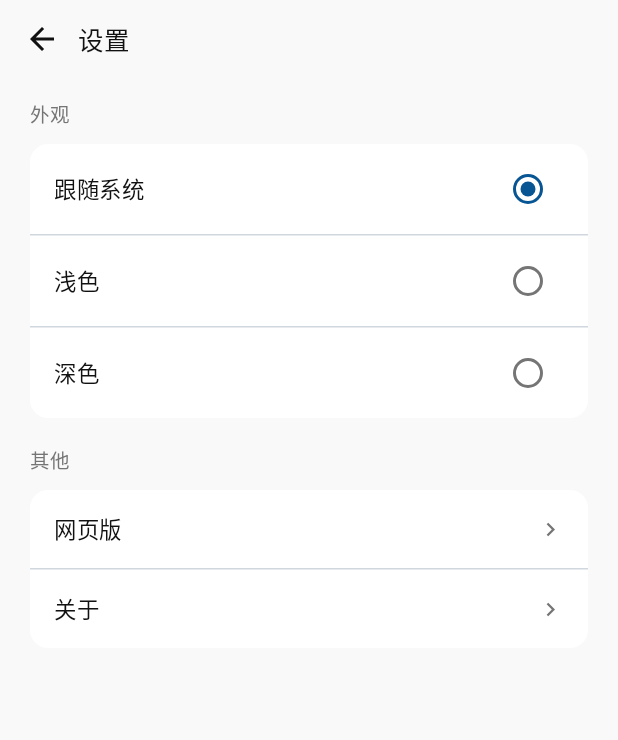
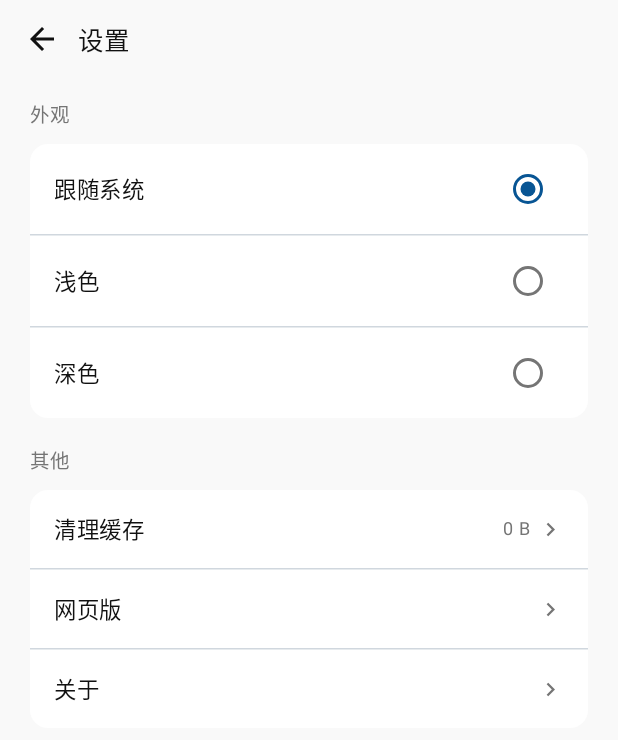
Before and after one commit to larkz-hh/fk_qiandao_app, an Android app built with Jetpack Compose: the composable SettingsScreen shown on its own in the app's theme, on a phone screen of 412 x 824 dp. Shown: the top 740 px of the screen. Run offline under Robolectric (Android 15) with nearby library versions, the phone set to English and light mode, and no system bars; our stand-ins replace Navigation 3.

Commit message:
feat(settings): 新增清理缓存并显示占用

```diff
--- a/app/src/main/java/io/github/yesterdaylz/kxqiandao/data/repository/SignRepository.kt
+++ b/app/src/main/java/io/github/yesterdaylz/kxqiandao/data/repository/SignRepository.kt
@@ -84,6 +84,13 @@ class SignRepository(
     }
 
     // 热力图缓存
+
+    /** 热力图 + 签到记录缓存占的字节数 */
+    suspend fun cacheSizeBytes(): Long {
+        val heatmap = prefs.heatmapCache.first().toByteArray().size
+        val records = prefs.recordsCache.first().toByteArray().size
+        return (heatmap + records).toLong()
+    }
 
     /** 读热力图缓存 */
     suspend fun heatmapCache(): HeatmapCache? {
--- a/app/src/main/java/io/github/yesterdaylz/kxqiandao/ui/screen/MainScreen.kt
+++ b/app/src/main/java/io/github/yesterdaylz/kxqiandao/ui/screen/MainScreen.kt
@@ -210,8 +210,8 @@ fun MainScreen(viewModel: MainViewModel = viewModel()) {
                     entry<AppDestination.Settings> {
                         SettingsScreen(
                             padding = padding,
-                            themeMode = uiState.themeMode,
-                            onThemeModeChange = viewModel::setThemeMode,
+                            uiState = uiState,
+                            viewModel = viewModel,
                             onOpenAbout = { navState.navigator.navigateTo(AppDestination.About) },
                             onBack = { navState.navigator.goBack() }
                         )
--- a/app/src/main/java/io/github/yesterdaylz/kxqiandao/ui/screen/SettingsScreen.kt
+++ b/app/src/main/java/io/github/yesterdaylz/kxqiandao/ui/screen/SettingsScreen.kt
@@ -23,6 +23,7 @@ import androidx.compose.material3.IconButton
 import androidx.compose.material3.RadioButton
 import androidx.compose.material3.Text
 import androidx.compose.runtime.Composable
+import androidx.compose.runtime.LaunchedEffect
 import androidx.compose.ui.Alignment
 import androidx.compose.ui.Modifier
 import androidx.compose.ui.platform.LocalContext
@@ -34,6 +35,9 @@ import io.github.yesterdaylz.kxqiandao.ui.theme.KxTheme
 import io.github.yesterdaylz.kxqiandao.ui.theme.ThemeMode
 import io.github.yesterdaylz.kxqiandao.util.Constants
 import io.github.yesterdaylz.kxqiandao.util.UrlRouter
+import io.github.yesterdaylz.kxqiandao.viewmodel.MainUiState
+import io.github.yesterdaylz.kxqiandao.viewmodel.MainViewModel
+import java.util.Locale
 
 /**
  * 设置页
@@ -41,13 +45,15 @@ import io.github.yesterdaylz.kxqiandao.util.UrlRouter
 @Composable
 fun SettingsScreen(
     padding: PaddingValues,
-    themeMode: ThemeMode,
-    onThemeModeChange: (ThemeMode) -> Unit,
+    uiState: MainUiState,
+    viewModel: MainViewModel,
     onOpenAbout: () -> Unit,
     onBack: () -> Unit
 ) {
     val colors = KxTheme.colors
     val context = LocalContext.current
+
+    LaunchedEffect(Unit) { viewModel.refreshCacheSize() }
 
     Column(
         modifier = Modifier
@@ -82,20 +88,20 @@ fun SettingsScreen(
                 Column {
                     ThemeOption(
                         label = "跟随系统",
-                        selected = themeMode == ThemeMode.System,
-                        onClick = { onThemeModeChange(ThemeMode.System) }
+                        selected = uiState.themeMode == ThemeMode.System,
+                        onClick = { viewModel.setThemeMode(ThemeMode.System) }
                     )
                     HorizontalDivider(color = colors.divider, thickness = 1.dp)
                     ThemeOption(
                         label = "浅色",
-                        selected = themeMode == ThemeMode.Light,
-                        onClick = { onThemeModeChange(ThemeMode.Light) }
+                        selected = uiState.themeMode == ThemeMode.Light,
+                        onClick = { viewModel.setThemeMode(ThemeMode.Light) }
                     )
                     HorizontalDivider(color = colors.divider, thickness = 1.dp)
                     ThemeOption(
                         label = "深色",
-                        selected = themeMode == ThemeMode.Dark,
-                        onClick = { onThemeModeChange(ThemeMode.Dark) }
+                        selected = uiState.themeMode == ThemeMode.Dark,
+                        onClick = { viewModel.setThemeMode(ThemeMode.Dark) }
                     )
                 }
             }
@@ -109,6 +115,12 @@ fun SettingsScreen(
                 shape = RoundedCornerShape(12.dp),
                 colors = CardDefaults.cardColors(containerColor = colors.surface)
             ) {
+                SettingsRow(
+                    label = "清理缓存",
+                    value = formatSize(uiState.cacheSizeBytes),
+                    onClick = viewModel::clearCaches
+                )
+                HorizontalDivider(color = colors.divider, thickness = 1.dp)
                 SettingsRow(
                     label = "网页版",
                     onClick = { UrlRouter.openExternally(context, Constants.BASE_URL.toUri()) }
@@ -168,3 +180,10 @@ private fun ThemeOption(label: String, selected: Boolean, onClick: () -> Unit) {
         RadioButton(selected = selected, onClick = onClick)
     }
 }
+
+private fun formatSize(bytes: Long): String = when {
+    bytes <= 0 -> "0 B"
+    bytes < 1024 -> "$bytes B"
+    bytes < 1024 * 1024 -> String.format(Locale.getDefault(), "%.1f KB", bytes / 1024f)
+    else -> String.format(Locale.getDefault(), "%.1f MB", bytes / (1024f * 1024f))
+}
--- a/app/src/main/java/io/github/yesterdaylz/kxqiandao/viewmodel/MainViewModel.kt
+++ b/app/src/main/java/io/github/yesterdaylz/kxqiandao/viewmodel/MainViewModel.kt
@@ -80,6 +80,7 @@ data class MainUiState(
     val records: List<RecordItem> = emptyList(),// 全部签到记录
     val recordsLoading: Boolean = false,
     val recordsStale: Boolean = false,// 列表来自本地缓存、没刷新成功
+    val cacheSizeBytes: Long = 0,// 本地缓存占用
     val totalSignDays: Int = 0,// 累计签到天数
     val totalSignMinutes: Int = 0,// 累计签到分钟数
     val themeMode: ThemeMode = ThemeMode.System,// 主题模式
@@ -170,6 +171,35 @@ class MainViewModel : ViewModel() {
     override fun onCleared() {
         runCatching { connectivityManager?.unregisterNetworkCallback(networkCallback) }
         super.onCleared()
+    }
+
+    /** 重新计算本地缓存占用 */
+    fun refreshCacheSize() {
+        viewModelScope.launch {
+            val size = repo.cacheSizeBytes()
+            _uiState.update { it.copy(cacheSizeBytes = size) }
+        }
+    }
+
+    /** 清空热力图和签到记录缓存 */
+    fun clearCaches() {
+        viewModelScope.launch {
+            repo.clearHeatmapCache()
+            repo.clearRecordsCache()
+            heatmapDays = null
+            recordItems = null
+            _uiState.update {
+                it.copy(
+                    heatmap = null,
+                    heatmapOffset = 0,
+                    heatmapMinOffset = 0,
+                    records = emptyList(),
+                    recordsStale = false,
+                    cacheSizeBytes = 0,
+                )
+            }
+            _toastMessage.emit("缓存已清理")
+        }
     }
 
     /** 重新判断网络环境 */
```
